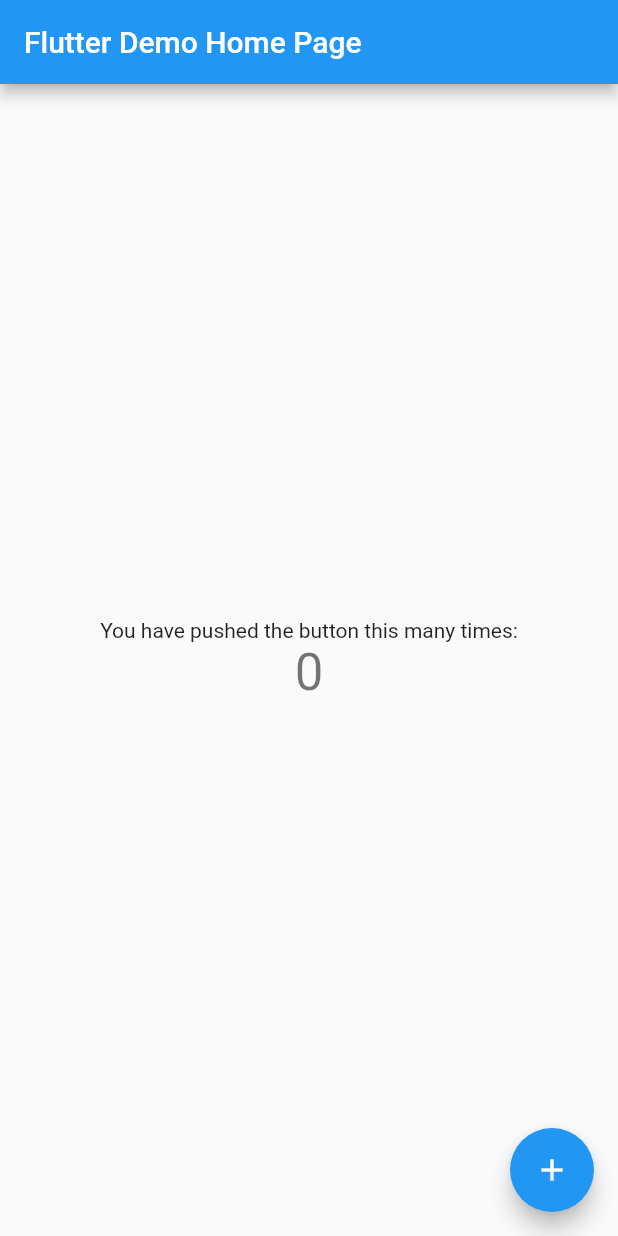
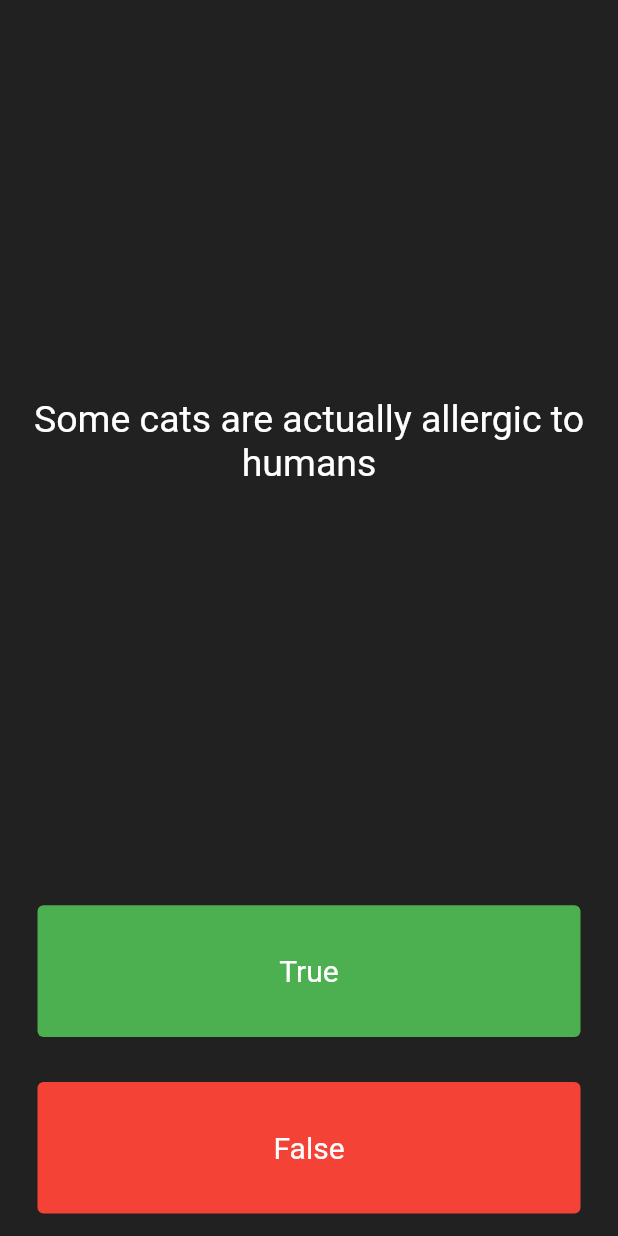
Before and after one commit to Kunal4now/Quizzler, a Flutter app: the screen it shows after launch, on a phone screen of 412 x 824 dp. Run offline on Flutter 3.47's test engine with Material 2 defaults, Android fonts, the phone set to English and light mode, and no system bars; our stand-ins replace rflutter_alert.

```diff
--- a/lib/main.dart
+++ b/lib/main.dart
@@ -1,113 +1,136 @@
 import 'package:flutter/material.dart';
+import 'package:quizzler/quiz_brain.dart';
+import 'package:rflutter_alert/rflutter_alert.dart';
 
-void main() {
-  runApp(MyApp());
-}
+Quiz_brain quizBrain = Quiz_brain();
 
-class MyApp extends StatelessWidget {
-  // This widget is the root of your application.
+void main() => runApp(Quizzler());
+
+class Quizzler extends StatelessWidget {
+  const Quizzler({Key key}) : super(key: key);
+
   @override
   Widget build(BuildContext context) {
     return MaterialApp(
-      title: 'Flutter Demo',
-      theme: ThemeData(
-        // This is the theme of your application.
-        //
-        // Try running your application with "flutter run". You'll see the
-        // application has a blue toolbar. Then, without quitting the app, try
-        // changing the primarySwatch below to Colors.green and then invoke
-        // "hot reload" (press "r" in the console where you ran "flutter run",
-        // or simply save your changes to "hot reload" in a Flutter IDE).
-        // Notice that the counter didn't reset back to zero; the application
-        // is not restarted.
-        primarySwatch: Colors.blue,
+      home: Scaffold(
+        backgroundColor: Colors.grey.shade900,
+        body: SafeArea(
+          child: Padding(
+            padding: EdgeInsets.symmetric(horizontal: 10.0),
+            child: QuizPage(),
+          ),
+        ),
       ),
-      home: MyHomePage(title: 'Flutter Demo Home Page'),
     );
   }
 }
 
-class MyHomePage extends StatefulWidget {
-  MyHomePage({Key key, this.title}) : super(key: key);
-
-  // This widget is the home page of your application. It is stateful, meaning
-  // that it has a State object (defined below) that contains fields that affect
-  // how it looks.
-
-  // This class is the configuration for the state. It holds the values (in this
-  // case the title) provided by the parent (in this case the App widget) and
-  // used by the build method of the State. Fields in a Widget subclass are
-  // always marked "final".
-
-  final String title;
+class QuizPage extends StatefulWidget {
+  const QuizPage({Key key}) : super(key: key);
 
   @override
-  _MyHomePageState createState() => _MyHomePageState();
+  _QuizPageState createState() => _QuizPageState();
 }
 
-class _MyHomePageState extends State<MyHomePage> {
-  int _counter = 0;
+class _QuizPageState extends State<QuizPage> {
+  List<Icon> scoreKeeper = [];
 
-  void _incrementCounter() {
+  void checkAnswer(bool userPickedAnswer) {
+    bool correctAnswer = quizBrain.getQuestionAnswer();
     setState(() {
-      // This call to setState tells the Flutter framework that something has
-      // changed in this State, which causes it to rerun the build method below
-      // so that the display can reflect the updated values. If we changed
-      // _counter without calling setState(), then the build method would not be
-      // called again, and so nothing would appear to happen.
-      _counter++;
+      if (quizBrain.isFinished()) {
+        quizBrain.reset();
+        scoreKeeper = [];
+        print('Finished');
+        Alert(
+          context: context,
+          title: "Finished!",
+          desc: "You\'ve reached the end of the quiz.",
+        ).show();
+      } else {
+        quizBrain.nextQuestion();
+        if (userPickedAnswer == correctAnswer) {
+          scoreKeeper.add(Icon(Icons.check, color: Colors.green));
+        } else {
+          scoreKeeper.add(Icon(
+            Icons.close,
+            color: Colors.red,
+          ));
+        }
+      }
     });
   }
 
   @override
   Widget build(BuildContext context) {
-    // This method is rerun every time setState is called, for instance as done
-    // by the _incrementCounter method above.
-    //
-    // The Flutter framework has been optimized to make rerunning build methods
-    // fast, so that you can just rebuild anything that needs updating rather
-    // than having to individually change instances of widgets.
-    return Scaffold(
-      appBar: AppBar(
-        // Here we take the value from the MyHomePage object that was created by
-        // the App.build method, and use it to set our appbar title.
-        title: Text(widget.title),
-      ),
-      body: Center(
-        // Center is a layout widget. It takes a single child and positions it
-        // in the middle of the parent.
-        child: Column(
-          // Column is also a layout widget. It takes a list of children and
-          // arranges them vertically. By default, it sizes itself to fit its
-          // children horizontally, and tries to be as tall as its parent.
-          //
-          // Invoke "debug painting" (press "p" in the console, choose the
-          // "Toggle Debug Paint" action from the Flutter Inspector in Android
-          // Studio, or the "Toggle Debug Paint" command in Visual Studio Code)
-          // to see the wireframe for each widget.
-          //
-          // Column has various properties to control how it sizes itself and
-          // how it positions its children. Here we use mainAxisAlignment to
-          // center the children vertically; the main axis here is the vertical
-          // axis because Columns are vertical (the cross axis would be
-          // horizontal).
-          mainAxisAlignment: MainAxisAlignment.center,
-          children: <Widget>[
-            Text(
-              'You have pushed the button this many times:',
+    return Column(
+      crossAxisAlignment: CrossAxisAlignment.stretch,
+      mainAxisAlignment: MainAxisAlignment.spaceBetween,
+      children: <Widget>[
+        Expanded(
+          flex: 5,
+          child: Padding(
+            padding: EdgeInsets.all(10.0),
+            child: Center(
+              child: Text(
+                quizBrain.getQuestionText(),
+                textAlign: TextAlign.center,
+                style: TextStyle(
+                  color: Colors.white,
+                  fontSize: 25.0,
+                ),
+              ),
             ),
-            Text(
-              '$_counter',
-              style: Theme.of(context).textTheme.headline4,
+          ),
+        ),
+        Expanded(
+          child: Padding(
+            padding: const EdgeInsets.all(15.0),
+            child: TextButton(
+              onPressed: () {
+                checkAnswer(true);
+              },
+              style: TextButton.styleFrom(
+                  backgroundColor: Colors.green,
+                  textStyle: TextStyle(
+                    color: Colors.white,
+                  )),
+              child: Text(
+                'True',
+                style: TextStyle(
+                  color: Colors.white,
+                  fontSize: 20.0,
+                ),
+              ),
             ),
-          ],
+          ),
         ),
-      ),
-      floatingActionButton: FloatingActionButton(
-        onPressed: _incrementCounter,
-        tooltip: 'Increment',
-        child: Icon(Icons.add),
-      ), // This trailing comma makes auto-formatting nicer for build methods.
+        Expanded(
+          child: Padding(
+            padding: const EdgeInsets.all(15.0),
+            child: TextButton(
+              onPressed: () {
+                checkAnswer(false);
+              },
+              style: TextButton.styleFrom(
+                  backgroundColor: Colors.red,
+                  textStyle: TextStyle(
+                    color: Colors.white,
+                  )),
+              child: Text(
+                'False',
+                style: TextStyle(
+                  color: Colors.white,
+                  fontSize: 20.0,
+                ),
+              ),
+            ),
+          ),
+        ),
+        Row(
+          children: scoreKeeper,
+        ),
+      ],
     );
   }
 }
--- /dev/null
+++ b/lib/quiz_brain.dart
@@ -0,0 +1,58 @@
+import 'package:quizzler/question.dart';
+
+class Quiz_brain {
+
+  int _questionNumber = 0;
+
+  List<Question> _questionBank = [
+    Question('Some cats are actually allergic to humans', true),
+    Question('You can lead a cow down stairs but not up stairs.', false),
+    Question('Approximately one quarter of human bones are in the feet.', true),
+    Question('A slug\'s blood is green.', true),
+    Question('Buzz Aldrin\'s mother\'s maiden name was \"Moon\".', true),
+    Question('It is illegal to pee in the Ocean in Portugal.', true),
+    Question(
+        'No piece of square dry paper can be folded in half more than 7 times.',
+        false),
+    Question(
+        'In London, UK, if you happen to die in the House of Parliament, you are technically entitled to a state funeral, because the building is considered too sacred a place.',
+        true),
+    Question(
+        'The loudest sound produced by any animal is 188 decibels. That animal is the African Elephant.',
+        false),
+    Question(
+        'The total surface area of two human lungs is approximately 70 square metres.',
+        true),
+    Question('Google was originally called \"Backrub\".', true),
+    Question(
+        'Chocolate affects a dog\'s heart and nervous system; a few ounces are enough to kill a small dog.',
+        true),
+    Question(
+        'In West Virginia, USA, if you accidentally hit an animal with your car, you are free to take it home to eat.',
+        true),
+  ];
+  void nextQuestion() {
+    if (_questionNumber < _questionBank.length - 1) {
+      _questionNumber++;
+    }
+  }
+  String getQuestionText() {
+    return _questionBank[_questionNumber].questionText;
+  }
+  bool getQuestionAnswer() {
+    return _questionBank[_questionNumber].questionAnswer;
+  }
+  bool isFinished() {
+    print(_questionNumber);
+    if (_questionNumber >= _questionBank.length - 1) {
+      return true;
+    }
+    else {
+      return false;
+    }
+  }
+  void reset() {
+    _questionNumber = 0;
+    return;
+  }
+}
--- a/pubspec.yaml
+++ b/pubspec.yaml
@@ -28,6 +28,7 @@ dependencies:
   # The following adds the Cupertino Icons font to your application.
   # Use with the CupertinoIcons class for iOS style icons.
   cupertino_icons: ^1.0.2
+  rflutter_alert: ^1.1.0
 
 dev_dependencies:
   flutter_test:
```
Also changed, not shown: lib/question.dart (added, +9 -0 lines), pubspec.lock, 20 other files.
